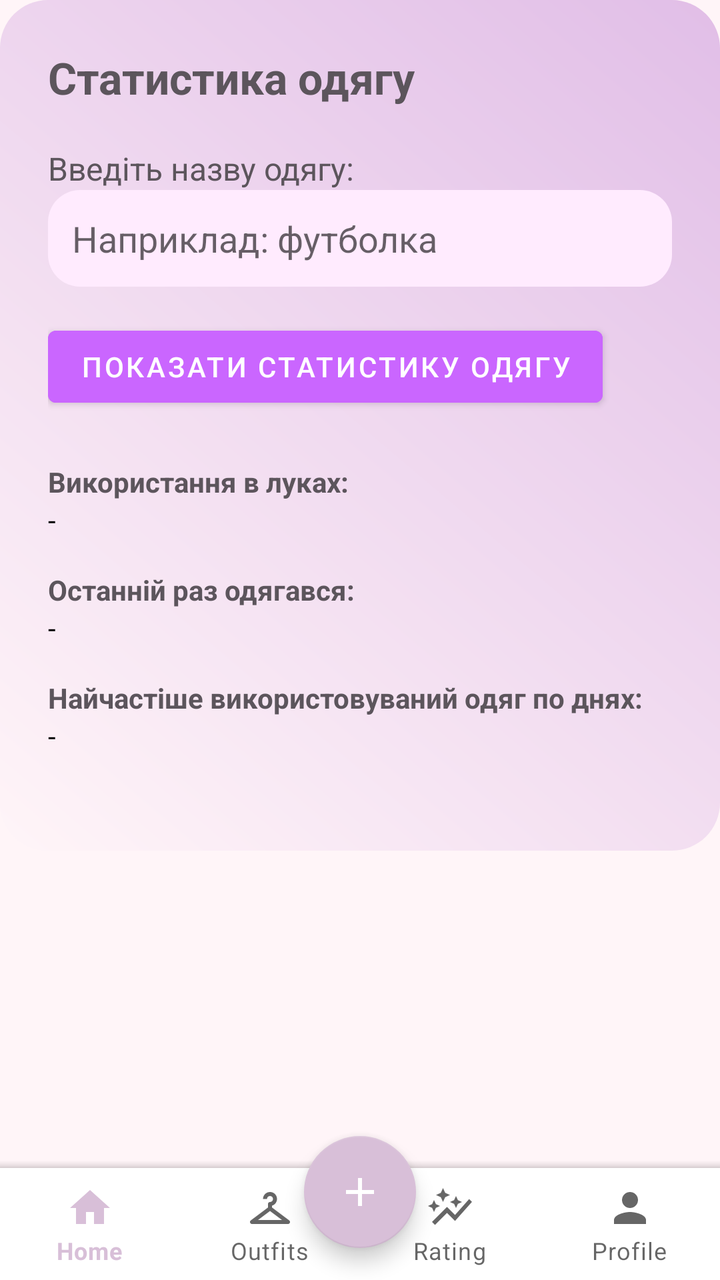
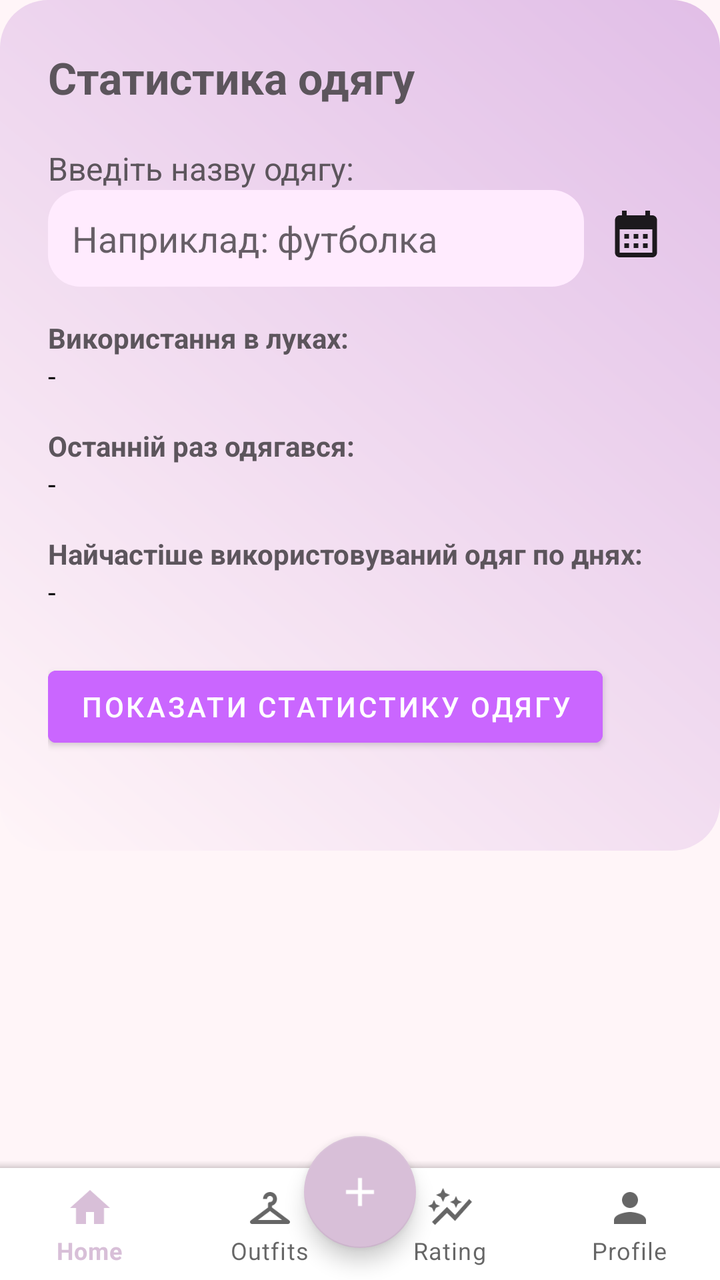

The first picture is an Android layout as it rendered before a commit; the second is the same layout after the commit. The layout source and the unified diff follow.
<!-- AndroidManifest.xml: application theme Theme.CreateWardrobe -->
<!-- res/layout/activity_rating.xml -->
<?xml version="1.0" encoding="utf-8"?>
<androidx.constraintlayout.widget.ConstraintLayout xmlns:android="http://schemas.android.com/apk/res/android"
    xmlns:app="http://schemas.android.com/apk/res-auto"
    xmlns:tools="http://schemas.android.com/tools"
    android:id="@+id/main"
    android:layout_width="match_parent"
    android:layout_height="match_parent"
    android:background="@color/pink_light"
    tools:context=".Rating">

    <ScrollView
        android:id="@+id/scrollView2"
        android:layout_width="0dp"
        android:layout_height="0dp"
        app:layout_constraintTop_toTopOf="parent"
        app:layout_constraintBottom_toTopOf="@+id/bottom_app_bar"
        app:layout_constraintStart_toStartOf="parent"
        app:layout_constraintEnd_toEndOf="parent">

        <LinearLayout
            android:layout_width="match_parent"
            android:layout_height="wrap_content"
            android:orientation="vertical"
            android:padding="24dp"
            android:background="@drawable/rounded_pink_box">

            <TextView
                android:layout_width="wrap_content"
                android:layout_height="wrap_content"
                android:text="Статистика одягу"
                android:textSize="22sp"
                android:textStyle="bold"
                android:textColor="@color/pink_dark"
                android:layout_marginBottom="20dp" />

            <TextView
                android:layout_width="wrap_content"
                android:layout_height="wrap_content"
                android:text="Введіть назву одягу:"
                android:textSize="16sp"
                android:textColor="@color/pink_dark" />

            <AutoCompleteTextView
                android:id="@+id/editTextItemId"
                android:layout_width="match_parent"
                android:layout_height="wrap_content"
                android:hint="Наприклад: футболка"
                android:minHeight="48dp"
                android:background="@drawable/rounded_edittext"
                android:padding="12dp"
                android:layout_marginBottom="16dp"
                android:textColor="@color/black"
                android:completionThreshold="1" />


            <Button
            android:id="@+id/buttonShowItemStats"
            android:layout_width="wrap_content"
            android:layout_height="wrap_content"
            android:text="Показати статистику одягу"
            android:backgroundTint="@color/pink_accent"
            android:textColor="@android:color/white"
            android:layout_marginBottom="24dp" />

            <TextView
                android:layout_width="wrap_content"
                android:layout_height="wrap_content"
                android:text="Використання в луках:"
                android:textStyle="bold"
                android:textColor="@color/pink_dark" />

            <TextView
                android:id="@+id/textViewItemLooks"
                android:layout_width="wrap_content"
                android:layout_height="wrap_content"
                android:text="-"
                android:layout_marginBottom="16dp"
                android:textColor="@color/black" />

            <TextView
                android:layout_width="wrap_content"
                android:layout_height="wrap_content"
                android:text="Останній раз одягався:"
                android:textStyle="bold"
                android:textColor="@color/pink_dark" />

            <TextView
                android:id="@+id/textViewLastWornDate"
                android:layout_width="wrap_content"
                android:layout_height="wrap_content"
                android:text="-"
                android:layout_marginBottom="16dp"
                android:textColor="@color/black" />

            <TextView
                android:layout_width="wrap_content"
                android:layout_height="wrap_content"
                android:text="Найчастіше використовуваний одяг по днях:"
                android:textStyle="bold"
                android:textColor="@color/pink_dark" />

            <TextView
                android:id="@+id/textViewMostUsedByDay"
                android:layout_width="wrap_content"
                android:layout_height="wrap_content"
                android:text="-"
                android:layout_marginBottom="24dp"
                android:textColor="@color/black" />

        </LinearLayout>
    </ScrollView>

    <com.google.android.material.floatingactionbutton.FloatingActionButton
        android:id="@+id/fab"
        android:layout_width="wrap_content"
        android:layout_height="wrap_content"
        android:layout_margin="16dp"
        android:clickable="true"
        android:focusable="true"
        app:backgroundTint="@color/pink"
        app:layout_anchor="@id/bottom_app_bar"
        app:layout_anchorGravity="center"
        app:layout_constraintBottom_toBottomOf="parent"
        app:layout_constraintEnd_toEndOf="parent"
        app:layout_constraintStart_toStartOf="parent"
        app:srcCompat="@drawable/baseline_add_24"
        app:tint="@color/white"
        tools:ignore="SpeakableTextPresentCheck" />

    <com.google.android.material.bottomappbar.BottomAppBar
        android:id="@+id/bottom_app_bar"
        android:layout_width="match_parent"
        android:layout_height="wrap_content"
        android:background="@color/white"
        app:contentInsetEnd="0dp"
        app:contentInsetStart="0dp"
        app:fabCradleMargin="10dp"
        app:fabCradleRoundedCornerRadius="50dp"
        app:layout_constraintBottom_toBottomOf="parent"
        app:layout_constraintEnd_toEndOf="parent"
        app:layout_constraintStart_toStartOf="parent"
        tools:ignore="BottomAppBar">

        <com.google.android.material.bottomnavigation.BottomNavigationView
            android:id="@+id/bottom_navigation"
            android:layout_width="match_parent"
            android:layout_height="wrap_content"
            android:background="@android:color/white"
            app:itemRippleColor="@android:color/transparent"
            app:labelVisibilityMode="labeled"
            app:menu="@menu/bottom_menu" />
    </com.google.android.material.bottomappbar.BottomAppBar>

</androidx.constraintlayout.widget.ConstraintLayout>
<!-- resources referenced by this layout -->
<resources>
  <color name="black">#FF000000</color>
  <color name="pink">#D8BFD8</color>
  <color name="pink_accent">#ca66ff</color>
  <color name="pink_dark">#5c555c</color>
  <color name="pink_light">#FFF5F8</color>
  <color name="white">#FFFFFFFF</color>
  <!-- drawable baseline_add_24 (drawable) -->
  <vector xmlns:android="http://schemas.android.com/apk/res/android" android:height="24dp" android:tint="#000000" android:viewportHeight="24" android:viewportWidth="24" android:width="24dp">
        
      <path android:fillColor="@android:color/white" android:pathData="M19,13h-6v6h-2v-6H5v-2h6V5h2v6h6v2z"/>
      
  </vector>
  <!-- drawable rounded_edittext (drawable) -->
  <shape xmlns:android="http://schemas.android.com/apk/res/android"
      android:shape="rectangle">
      <solid android:color="@color/peach" />
      <corners android:radius="16dp" />
      <padding android:left="12dp" android:top="12dp" android:right="12dp" android:bottom="12dp" />
  </shape>
  <!-- drawable rounded_pink_box (drawable) -->
  <shape xmlns:android="http://schemas.android.com/apk/res/android"
      android:shape="rectangle">
      <gradient
          android:startColor="@color/pink_light"
          android:endColor="@color/lavender"
          android:angle="45"/>
      <corners android:radius="24dp" />
      <padding android:left="16dp" android:top="16dp" android:right="16dp" android:bottom="16dp" />
  </shape>
  <style name="Theme.CreateWardrobe" parent="Base.Theme.CreateWardrobe" />
  <color name="peach">#ffebfe</color>
  <color name="lavender">#E1BEE7</color>
  <style name="Base.Theme.CreateWardrobe" parent="Theme.MaterialComponents.DayNight.NoActionBar">
          <item name="colorPrimary">@color/pink</item>
          <item name="colorPrimaryVariant">@color/pink</item>
          <item name="colorOnPrimary">@android:color/white</item>
      </style>
</resources>

<!-- the commit's change to res/layout/activity_rating.xml (unified diff, before → after) -->
@@ -40,27 +40,39 @@
                 android:textSize="16sp"
                 android:textColor="@color/pink_dark" />
 
-            <AutoCompleteTextView
-                android:id="@+id/editTextItemId"
+            <LinearLayout
                 android:layout_width="match_parent"
                 android:layout_height="wrap_content"
-                android:hint="Наприклад: футболка"
-                android:minHeight="48dp"
-                android:background="@drawable/rounded_edittext"
-                android:padding="12dp"
-                android:layout_marginBottom="16dp"
-                android:textColor="@color/black"
-                android:completionThreshold="1" />
+                android:orientation="horizontal"
+                android:layout_marginBottom="16dp">
 
+                <AutoCompleteTextView
+                    android:id="@+id/editTextItemId"
+                    android:layout_width="0dp"
+                    android:layout_height="wrap_content"
+                    android:layout_weight="1"
+                    android:hint="Наприклад: футболка"
+                    android:minHeight="48dp"
+                    android:background="@drawable/rounded_edittext"
+                    android:paddingStart="12dp"
+                    android:paddingTop="12dp"
+                    android:paddingBottom="12dp"
+                    android:textColor="@color/black"
+                    android:completionThreshold="1"
+                    android:layout_marginEnd="8dp" />
 
-            <Button
-            android:id="@+id/buttonShowItemStats"
-            android:layout_width="wrap_content"
-            android:layout_height="wrap_content"
-            android:text="Показати статистику одягу"
-            android:backgroundTint="@color/pink_accent"
-            android:textColor="@android:color/white"
-            android:layout_marginBottom="24dp" />
+                <ImageView
+                    android:id="@+id/categoryCalendarIcon"
+                    android:layout_width="36dp"
+                    android:layout_height="36dp"
+                    android:background="@android:color/transparent"
+                    android:clickable="true"
+                    android:focusable="true"
+                    android:padding="4dp"
+                    android:src="@drawable/baseline_calendar_month_24"
+                    android:layout_marginTop="4dp" tools:ignore="SpeakableTextPresentCheck,TouchTargetSizeCheck" />
+
+            </LinearLayout>
 
             <TextView
                 android:layout_width="wrap_content"
@@ -107,6 +119,15 @@
                 android:layout_marginBottom="24dp"
                 android:textColor="@color/black" />
 
+            <Button
+                android:id="@+id/buttonShowItemStats"
+                android:layout_width="wrap_content"
+                android:layout_height="wrap_content"
+                android:text="Показати статистику одягу"
+                android:backgroundTint="@color/pink_accent"
+                android:textColor="@android:color/white"
+                android:layout_marginBottom="24dp" />
+
         </LinearLayout>
     </ScrollView>
 
@@ -128,6 +149,7 @@
         tools:ignore="SpeakableTextPresentCheck" />
 
     <com.google.android.material.bottomappbar.BottomAppBar
+
         android:id="@+id/bottom_app_bar"
         android:layout_width="match_parent"
         android:layout_height="wrap_content"
@@ -150,5 +172,4 @@
             app:labelVisibilityMode="labeled"
             app:menu="@menu/bottom_menu" />
     </com.google.android.material.bottomappbar.BottomAppBar>
-
 </androidx.constraintlayout.widget.ConstraintLayout>
<!-- resource entries referenced after the edit -->
@@ -11,6 +11,12 @@
         
       <path android:fillColor="@android:color/white" android:pathData="M19,13h-6v6h-2v-6H5v-2h6V5h2v6h6v2z"/>
       
+  </vector>
+  <!-- drawable baseline_calendar_month_24 (drawable) -->
+  <vector xmlns:android="http://schemas.android.com/apk/res/android" android:alpha="0.88" android:height="24dp" android:tint="#000000" android:viewportHeight="24" android:viewportWidth="24" android:width="24dp">
+  
+      <path android:fillColor="@android:color/white" android:pathData="M19,4h-1V2h-2v2H8V2H6v2H5C3.89,4 3.01,4.9 3.01,6L3,20c0,1.1 0.89,2 2,2h14c1.1,0 2,-0.9 2,-2V6C21,4.9 20.1,4 19,4zM19,20H5V10h14V20zM9,14H7v-2h2V14zM13,14h-2v-2h2V14zM17,14h-2v-2h2V14zM9,18H7v-2h2V18zM13,18h-2v-2h2V18zM17,18h-2v-2h2V18z"/>
+  
   </vector>
   <!-- drawable rounded_edittext (drawable) -->
   <shape xmlns:android="http://schemas.android.com/apk/res/android"
